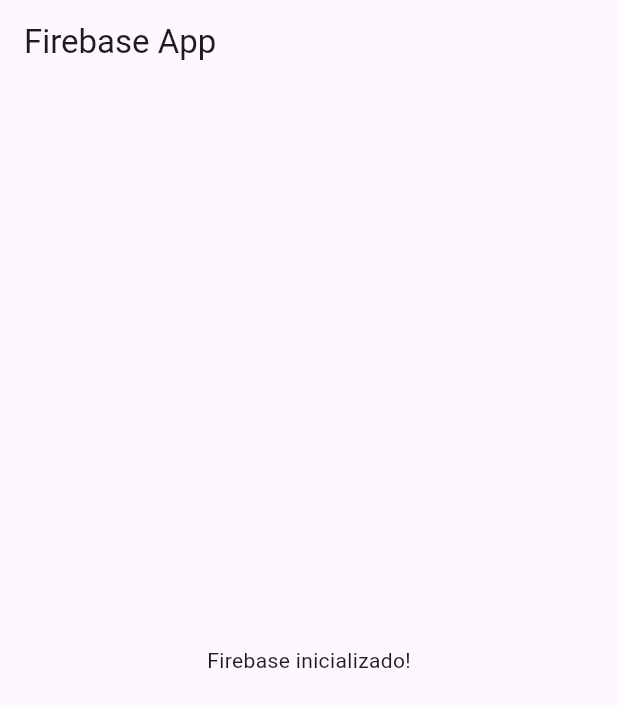
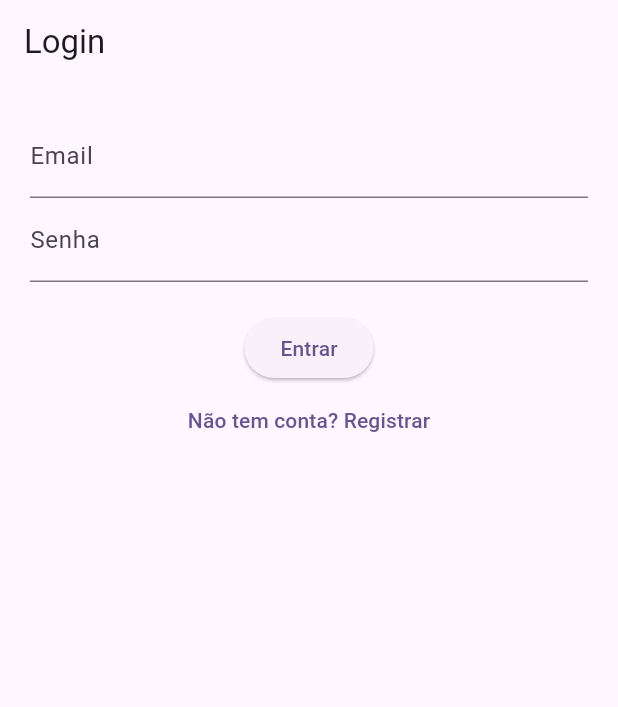
Before and after one commit to JoaoVitorMarquesdaSilva/Flutter, a Flutter app: the screen it shows after launch, on a phone screen of 412 x 824 dp. Shown: the top 707 px of the screen. Run offline on Flutter 3.47's test engine with Material 3 defaults, Android fonts, the phone set to English and light mode, and no system bars; our stand-ins replace firebase_auth, firebase_core; accounts and stored records are empty.

Commit message:
feat(auth): autenticação de usuário

```diff
--- a/lib/main.dart
+++ b/lib/main.dart
@@ -1,28 +1,35 @@
+import 'package:firebase_core/firebase_core.dart';
 import 'package:flutter/material.dart';
-import 'package:firebase_core/firebase_core.dart';
-// Importe as opções geradas pelo FlutterFire CLI
+import 'package:provider/provider.dart';
+import 'services/auth_service.dart';
+import 'pages/login_page.dart';
+
 import 'firebase_options.dart';
 
 void main() async {
-  // Garante que os bindings do Flutter foram inicializados
   WidgetsFlutterBinding.ensureInitialized();
+  await Firebase.initializeApp(options: DefaultFirebaseOptions.currentPlatform);
 
-  // Inicializa o Firebase usando as opções da plataforma atual
-  await Firebase.initializeApp(
-    options: DefaultFirebaseOptions.currentPlatform,
+  runApp(
+    ChangeNotifierProvider(
+      create: (_) => AuthService(),
+      child: const MyApp(),
+    ),
   );
-
-  runApp(MyApp());
 }
 
 class MyApp extends StatelessWidget {
+  const MyApp({super.key});
+
   @override
   Widget build(BuildContext context) {
     return MaterialApp(
-      home: Scaffold(
-        appBar: AppBar(title: Text('Firebase App')),
-        body: Center(child: Text('Firebase inicializado!')),
+      debugShowCheckedModeBanner: false,
+      theme: ThemeData(
+        useMaterial3: true,
+        colorSchemeSeed: Colors.deepPurple,
       ),
+      home: const LoginPage(),
     );
   }
 }
--- /dev/null
+++ b/lib/pages/login_page.dart
@@ -0,0 +1,94 @@
+import 'package:flutter/material.dart';
+import 'package:provider/provider.dart';
+import '../services/auth_service.dart';
+import 'home_page.dart';
+import 'register_page.dart';
+
+class LoginPage extends StatefulWidget {
+  const LoginPage({super.key});
+
+  @override
+  State<LoginPage> createState() => _LoginPageState();
+}
+
+class _LoginPageState extends State<LoginPage> {
+  final emailController = TextEditingController();
+  final passwordController = TextEditingController();
+  final formKey = GlobalKey<FormState>();
+
+  bool loading = false;
+
+  @override
+  Widget build(BuildContext context) {
+    final auth = Provider.of<AuthService>(context, listen: false);
+
+    return Scaffold(
+      appBar: AppBar(title: const Text("Login")),
+      body: Padding(
+        padding: const EdgeInsets.all(20),
+        child: Form(
+          key: formKey,
+          child: Column(
+            children: [
+              TextFormField(
+                controller: emailController,
+                decoration: const InputDecoration(labelText: "Email"),
+                validator: (value) =>
+                    value!.isEmpty ? "Digite seu email" : null,
+              ),
+              TextFormField(
+                controller: passwordController,
+                obscureText: true,
+                decoration: const InputDecoration(labelText: "Senha"),
+                validator: (value) =>
+                    value!.length < 6 ? "Mínimo 6 caracteres" : null,
+              ),
+              const SizedBox(height: 20),
+
+
+              ElevatedButton(
+                onPressed: loading
+                    ? null
+                    : () async {
+                        if (formKey.currentState!.validate()) {
+                          setState(() => loading = true);
+
+                          String? error = await auth.login(
+                            emailController.text.trim(),
+                            passwordController.text.trim(),
+                          );
+
+                          setState(() => loading = false);
+
+                          if (error == null) {
+                            Navigator.pushReplacement(
+                              context,
+                              MaterialPageRoute(
+                                  builder: (_) => const HomePage()),
+                            );
+                          } else {
+                            ScaffoldMessenger.of(context).showSnackBar(
+                              SnackBar(content: Text(error)),
+                            );
+                          }
+                        }
+                      },
+                child: Text(loading ? "Carregando..." : "Entrar"),
+              ),
+
+              TextButton(
+                child: const Text("Não tem conta? Registrar"),
+                onPressed: () {
+                  Navigator.push(
+                    context,
+                    MaterialPageRoute(builder: (_) => const RegisterPage()),
+                  );
+                },
+              )
+            ],
+          ),
+        ),
+      ),
+    );
+  }
+}
--- /dev/null
+++ b/lib/services/auth_service.dart
@@ -0,0 +1,33 @@
+import 'package:firebase_auth/firebase_auth.dart';
+import 'package:flutter/material.dart';
+
+class AuthService extends ChangeNotifier {
+  final FirebaseAuth _auth = FirebaseAuth.instance;
+
+  User? get currentUser => _auth.currentUser;
+
+
+  Future<String?> login(String email, String password) async {
+    try {
+      await _auth.signInWithEmailAndPassword(email: email, password: password);
+      return null;
+    } on FirebaseAuthException catch (e) {
+      return e.message;
+    }
+  }
+
+
+  Future<String?> register(String email, String password) async {
+    try {
+      await _auth.createUserWithEmailAndPassword(email: email, password: password);
+      return null;
+    } on FirebaseAuthException catch (e) {
+      return e.message;
+    }
+  }
+
+
+  Future<void> logout() async {
+    await _auth.signOut();
+  }
+}
```
Also changed, not shown: lib/pages/home_page.dart (added, +37 -0 lines), lib/pages/register_page.dart (added, +82 -0 lines), lib/widgets/custom_button.dart (added).
